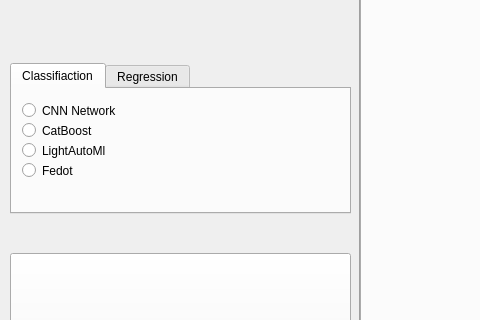
Qt form app/GUI/GUI.ui (mike-yasnov/detecting_antibiotics) before a commit; both pictures show x 0 to 480 and y 116 to 436 of the 1273 by 738 pixel window.
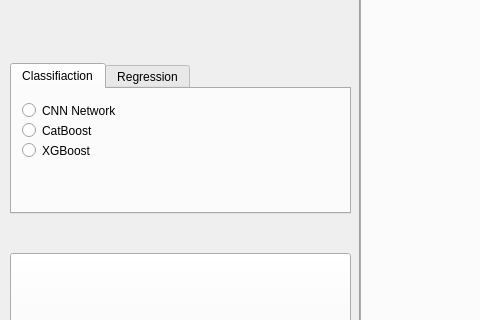
The same form after that commit. The open tabs and pages were chosen to show the change. Custom widgets are drawn as their Qt base class.

```diff
--- a/app/GUI/GUI.ui
+++ b/app/GUI/GUI.ui
@@ -13,6 +13,10 @@
   <property name="windowTitle">
    <string>MainWindow</string>
   </property>
+  <property name="styleSheet">
+   <string notr="true">QMainWindow{background-color: rgb(94, 92, 100),
+qlineargradient(spread:pad, x1:0, y1:0, x2:1, y2:0, stop:0 rgba(0, 0, 0, 255), stop:1 rgba(255, 255, 255, 255))}</string>
+  </property>
   <widget class="QWidget" name="centralwidget">
    <widget class="Line" name="line">
     <property name="geometry">
@@ -168,20 +172,7 @@
        </rect>
       </property>
       <property name="text">
-       <string>LightAutoMl</string>
-      </property>
-     </widget>
-     <widget class="QRadioButton" name="Fedot">
-      <property name="geometry">
-       <rect>
-        <x>10</x>
-        <y>70</y>
-        <width>112</width>
-        <height>23</height>
-       </rect>
-      </property>
-      <property name="text">
-       <string>Fedot</string>
+       <string>XGBoost</string>
       </property>
      </widget>
     </widget>
```
Left out of the diff: 6 changed lines with no effect on the pictures.
